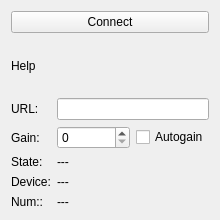
Old version of the form src/devices/spy-server/spyserver-client.ui in the repository tomneda/DABstar.
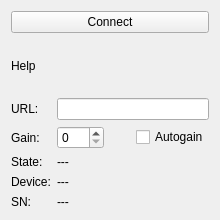
New version of the form.

Commit message:
Update SpyServer client UI and device handling logic
- Renamed QLabel objects to use consistent `lbl` prefix.
- Updated `read_widget_geometry` to modify default width.
- Adjusted device state styling and text handling.
- Added validation for supported device types.

What changed in the file:
```diff
--- a/src/devices/spy-server/spyserver-client.ui
+++ b/src/devices/spy-server/spyserver-client.ui
@@ -75,7 +75,7 @@
      <item row="5" column="0">
       <widget class="QLabel" name="label_6">
        <property name="text">
-        <string>Num::</string>
+        <string>SN:</string>
        </property>
       </widget>
      </item>
@@ -95,6 +95,19 @@
          </property>
         </widget>
        </item>
+       <item>
+        <spacer name="horizontalSpacer">
+         <property name="orientation">
+          <enum>Qt::Orientation::Horizontal</enum>
+         </property>
+         <property name="sizeHint" stdset="0">
+          <size>
+           <width>40</width>
+           <height>20</height>
+          </size>
+         </property>
+        </spacer>
+       </item>
        <item>
         <widget class="QCheckBox" name="cbAutoGain">
          <property name="text">
```
Left out of the diff: 6 changed lines with no effect on the pictures. The commit also changes 1 other file.
